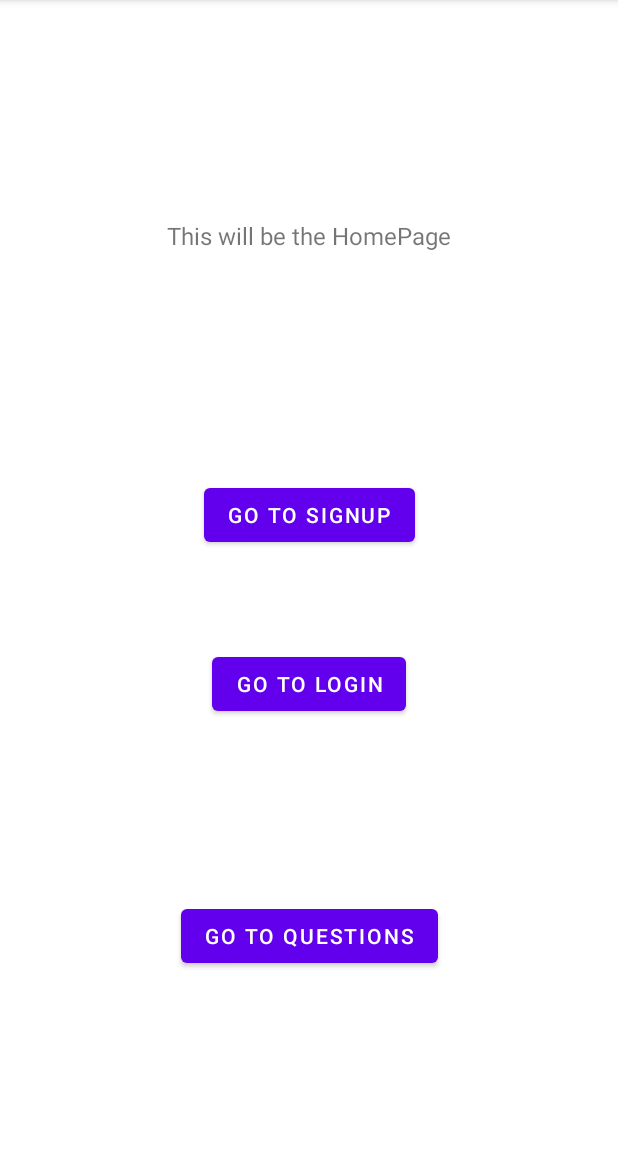
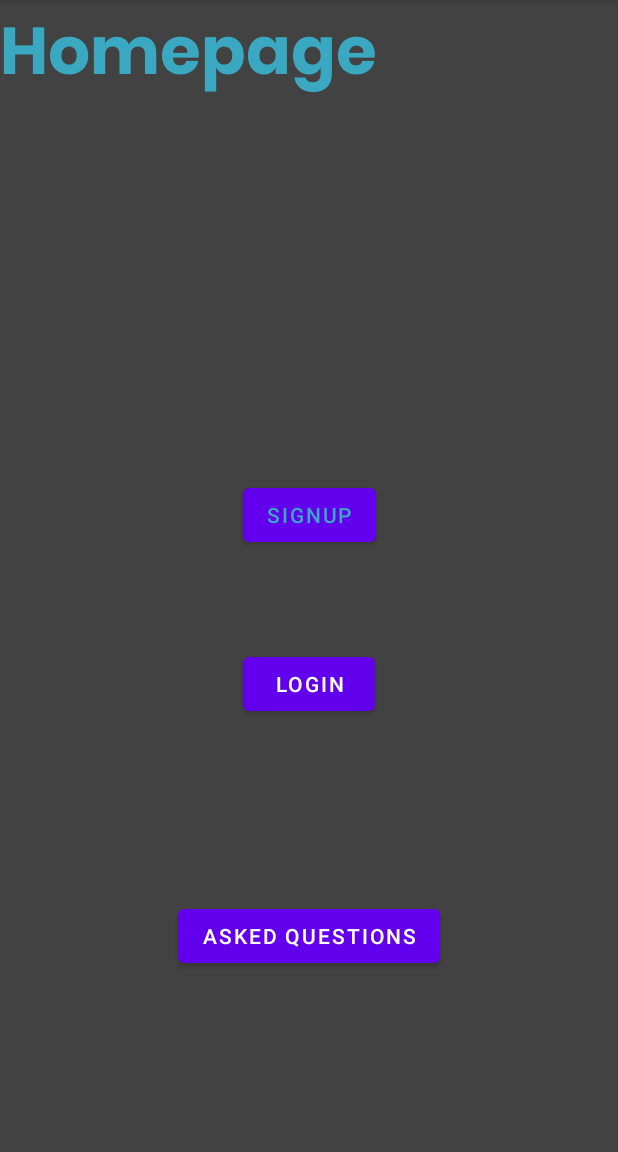
Before and after one commit to Thembanator1/MCCourseForum, an Android app: the screen it shows after launch (MainActivity), on a phone screen of 412 x 824 dp, the part 84-1236 px from its top. Run offline under Robolectric (Android 15) with nearby library versions, the phone set to English and light mode, and no system bars.

Commit message:
CHANGED HOMEPAGE KANCANE

```diff
--- a/app/build.gradle
+++ b/app/build.gradle
@@ -32,7 +32,7 @@ dependencies {
     implementation 'androidx.appcompat:appcompat:1.4.1'
     implementation 'com.google.android.material:material:1.6.0'
     implementation 'androidx.constraintlayout:constraintlayout:2.1.3'
-    implementation "com.squareup.okhttp3:okhttp:4.9.3"
+    implementation("com.squareup.okhttp3:okhttp:4.9.3")
     testImplementation 'junit:junit:4.13.2'
     androidTestImplementation 'androidx.test.ext:junit:1.1.3'
     androidTestImplementation 'androidx.test.espresso:espresso-core:3.4.0'
--- /dev/null
+++ b/app/src/main/res/drawable/ic_menu.xml
@@ -0,0 +1,5 @@
+<vector android:height="24dp" android:tint="#000000"
+    android:viewportHeight="24" android:viewportWidth="24"
+    android:width="24dp" xmlns:android="http://schemas.android.com/apk/res/android">
+    <path android:fillColor="@android:color/white" android:pathData="M3,18h18v-2L3,16v2zM3,13h18v-2L3,11v2zM3,6v2h18L21,6L3,6z"/>
+</vector>
--- a/app/src/main/res/layout/activity_main.xml
+++ b/app/src/main/res/layout/activity_main.xml
@@ -3,29 +3,17 @@
     xmlns:app="http://schemas.android.com/apk/res-auto"
     xmlns:tools="http://schemas.android.com/tools"
     android:layout_width="match_parent"
+    android:background="@color/cardview_dark_background"
     android:layout_height="match_parent"
     tools:context=".MainActivity">
-
-    <TextView
-        android:id="@+id/textView3"
-        android:layout_width="194dp"
-        android:layout_height="40dp"
-        android:autoSizeTextType="uniform"
-        android:gravity="center"
-        android:text="This will be the HomePage"
-        app:layout_constraintBottom_toBottomOf="parent"
-        app:layout_constraintHorizontal_bias="0.497"
-        app:layout_constraintLeft_toLeftOf="parent"
-        app:layout_constraintRight_toRightOf="parent"
-        app:layout_constraintTop_toTopOf="parent"
-        app:layout_constraintVertical_bias="0.189" />
 
     <Button
         android:id="@+id/button"
         android:layout_width="wrap_content"
         android:layout_height="wrap_content"
-        android:text="Go To Signup"
+        android:text="Signup"
         android:onClick="goS"
+        android:textColor="#3aa8c1"
         app:layout_constraintBottom_toTopOf="@+id/button2"
         app:layout_constraintEnd_toEndOf="parent"
         app:layout_constraintStart_toStartOf="parent"
@@ -37,17 +25,42 @@
         android:layout_width="wrap_content"
         android:layout_height="wrap_content"
         android:layout_marginBottom="288dp"
-        android:text="Go to Login"
+        android:text="Login"
         android:onClick="goL"
         app:layout_constraintBottom_toBottomOf="parent"
         app:layout_constraintEnd_toEndOf="parent"
         app:layout_constraintStart_toStartOf="parent" />
 
+    <LinearLayout
+        android:layout_width="match_parent"
+        android:layout_height="match_parent"
+        android:orientation="vertical"/>
+
+    <RelativeLayout
+            android:layout_width="match_parent"
+            android:layout_height="wrap_content"
+            android:layout_marginTop="32dp"
+            android:layout_marginRight="20dp"
+            android:layout_marginLeft="20dp"
+            tools:ignore="MissingConstraints"/>
+
+
+    <TextView
+        android:id="@+id/txthomepage"
+        android:text="Homepage"
+        android:textSize="44dp"
+        android:textColor="#3aa8c1"
+        android:fontFamily="@font/poppinsbold"
+        android:layout_width="wrap_content"
+        android:layout_height="wrap_content"
+        tools:ignore="MissingConstraints" />
+
+
     <Button
         android:id="@+id/button3"
         android:layout_width="wrap_content"
         android:layout_height="wrap_content"
-        android:text="GO TO QUESTIONS"
+        android:text="ASKED QUESTIONS"
         android:onClick="goQ"
         app:layout_constraintBottom_toBottomOf="parent"
         app:layout_constraintEnd_toEndOf="parent"
--- a/app/src/main/res/layout/activity_questions_display.xml
+++ b/app/src/main/res/layout/activity_questions_display.xml
@@ -5,6 +5,7 @@
     android:layout_width="match_parent"
     android:layout_height="match_parent"
     android:orientation="vertical"
+    android:background="@color/cardview_shadow_end_color"
     tools:context=".QuestionsDisplay">
 
     <EditText
```
